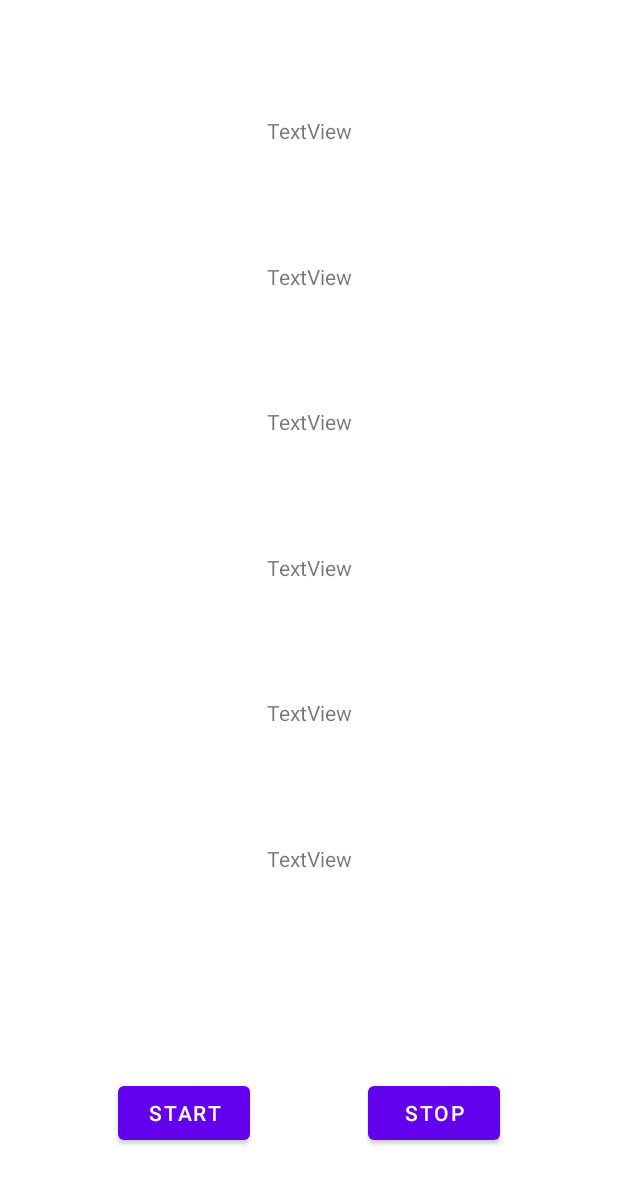
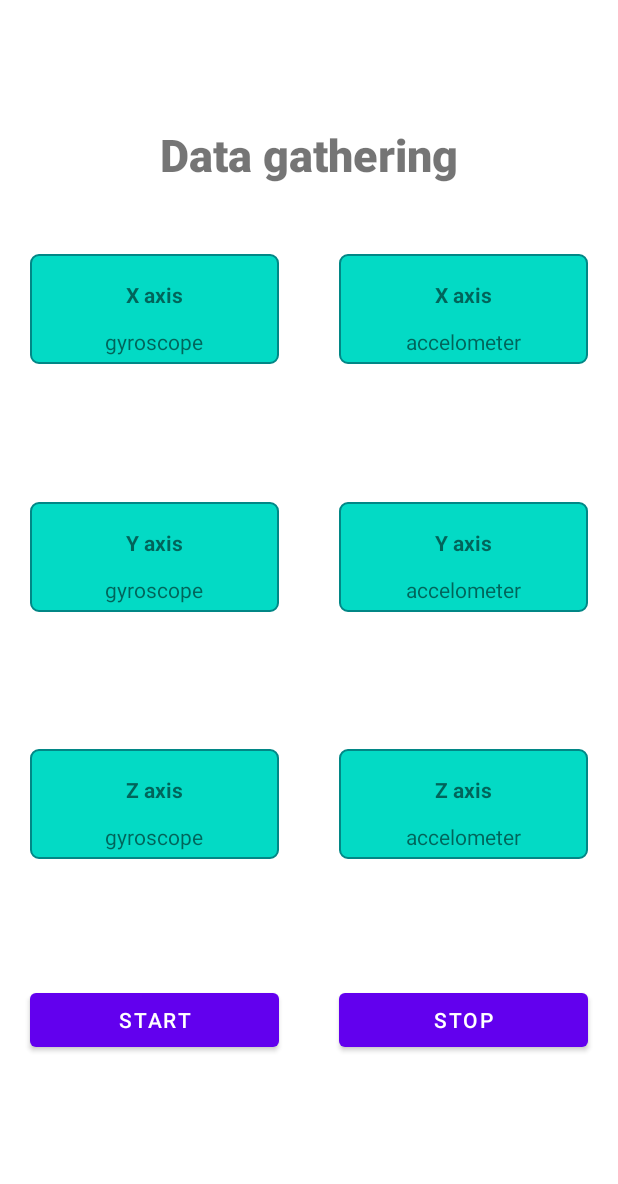
Before and after one commit to TimLasic/projekt-android, an Android app: the CapturingFragment screen opened through its navigation route, on a phone screen of 412 x 824 dp. Shown: the top 1184 px of the screen. Run offline under Robolectric (Android 15) with nearby library versions, the phone set to English and light mode, and no system bars; our stand-ins replace navigation-ui.

Commit message:
Fixed visual look for data gathering

```diff
--- /dev/null
+++ b/app/src/main/res/drawable/border_drawable.xml
@@ -0,0 +1,20 @@
+<?xml version="1.0" encoding="utf-8"?>
+<shape xmlns:android="http://schemas.android.com/apk/res/android"
+    android:shape="rectangle">
+
+    <solid
+        android:color="@color/teal_200" >
+    </solid>
+
+    <!-- View border color and width -->
+    <stroke
+        android:width="1dp"
+        android:color="@color/teal_700" >
+    </stroke>
+
+    <!-- The radius makes the corners rounded -->
+    <corners
+        android:radius="5dp"   >
+    </corners>
+
+</shape>
--- a/app/src/main/res/layout/fragment_capturing.xml
+++ b/app/src/main/res/layout/fragment_capturing.xml
@@ -6,93 +6,265 @@
     android:layout_height="match_parent"
     tools:context=".CapturingFragment">
 
+    <androidx.constraintlayout.widget.Guideline
+        android:id="@+id/guideline"
+        android:layout_width="wrap_content"
+        android:layout_height="wrap_content"
+        android:orientation="horizontal"
+        app:layout_constraintGuide_percent="0.15" />
+
+    <androidx.constraintlayout.widget.Guideline
+        android:id="@+id/guideline5"
+        android:layout_width="wrap_content"
+        android:layout_height="wrap_content"
+        android:orientation="horizontal"
+        app:layout_constraintGuide_percent="0.35" />
+
+    <androidx.constraintlayout.widget.Guideline
+        android:id="@+id/guideline6"
+        android:layout_width="wrap_content"
+        android:layout_height="wrap_content"
+        android:orientation="horizontal"
+        app:layout_constraintGuide_percent="0.55" />
+
+    <androidx.constraintlayout.widget.Guideline
+        android:id="@+id/guideline7"
+        android:layout_width="wrap_content"
+        android:layout_height="wrap_content"
+        android:orientation="horizontal"
+        app:layout_constraintGuide_percent="0.75" />
+
+    <androidx.constraintlayout.widget.Guideline
+        android:id="@+id/guideline3"
+        android:layout_width="wrap_content"
+        android:layout_height="wrap_content"
+        android:orientation="horizontal"
+        app:layout_constraintGuide_percent="0.9" />
+
+    <!-- ========================================================== -->
+
+    <androidx.constraintlayout.widget.Guideline
+        android:id="@+id/guideline4"
+        android:layout_width="wrap_content"
+        android:layout_height="wrap_content"
+        android:orientation="vertical"
+        app:layout_constraintGuide_percent="0.5"
+        />
+
+    <!-- ========================================================== -->
+
+    <TextView
+        android:id="@+id/log_in_title"
+        android:layout_width="wrap_content"
+        android:layout_height="wrap_content"
+        android:fontFamily="sans-serif-black"
+        android:text="Data gathering"
+        android:textSize="30sp"
+        app:layout_constraintBottom_toTopOf="@+id/guideline"
+        app:layout_constraintEnd_toEndOf="parent"
+        app:layout_constraintStart_toStartOf="parent"/>
+
+    <!-- ========================================================== -->
+
+    <LinearLayout
+        android:layout_height="wrap_content"
+        android:layout_width="0dp"
+        android:orientation="vertical"
+        app:layout_constraintBottom_toTopOf="@+id/guideline5"
+        app:layout_constraintEnd_toStartOf="@+id/guideline4"
+        app:layout_constraintStart_toStartOf="parent"
+        app:layout_constraintTop_toTopOf="@+id/guideline"
+        android:background="@drawable/border_drawable"
+        android:padding="5dp"
+        android:layout_margin="20dp">
+
     <TextView
         android:id="@+id/gyroX"
         android:layout_width="wrap_content"
         android:layout_height="wrap_content"
-        android:text="TextView"
-        app:layout_constraintBottom_toTopOf="@+id/gyroY"
-        app:layout_constraintEnd_toEndOf="parent"
-        app:layout_constraintStart_toStartOf="parent"
-        app:layout_constraintTop_toTopOf="parent" />
+        android:layout_gravity="center"
+        android:text="X axis"
+        android:textStyle="bold"
+        android:padding="12dp"/>
 
-    <androidx.constraintlayout.widget.Guideline
-        android:id="@+id/guideline2"
+    <TextView
         android:layout_width="wrap_content"
         android:layout_height="wrap_content"
-        android:orientation="horizontal"
-        app:layout_constraintGuide_percent="0.8" />
+        android:layout_gravity="center"
+        android:text="gyroscope"
+        app:layout_constraintTop_toBottomOf="@+id/gyroX" />
+    </LinearLayout>
+
+    <LinearLayout
+        android:layout_height="wrap_content"
+        android:layout_width="0dp"
+        android:orientation="vertical"
+        app:layout_constraintBottom_toTopOf="@+id/guideline6"
+        app:layout_constraintEnd_toStartOf="@+id/guideline4"
+        app:layout_constraintStart_toStartOf="parent"
+        app:layout_constraintTop_toTopOf="@+id/guideline5"
+        android:background="@drawable/border_drawable"
+        android:padding="5dp"
+        android:layout_margin="20dp">
 
     <TextView
         android:id="@+id/gyroY"
         android:layout_width="wrap_content"
         android:layout_height="wrap_content"
-        android:text="TextView"
-        app:layout_constraintBottom_toTopOf="@+id/gyroZ"
-        app:layout_constraintEnd_toEndOf="parent"
+        android:layout_gravity="center"
+        android:text="Y axis"
+        android:textStyle="bold"
+        android:padding="12dp"/>
+
+    <TextView
+        android:layout_width="wrap_content"
+        android:layout_height="wrap_content"
+        android:layout_gravity="center"
+        android:text="gyroscope"
+        app:layout_constraintTop_toBottomOf="@+id/gyroY" />
+    </LinearLayout>
+
+    <LinearLayout
+        android:layout_height="wrap_content"
+        android:layout_width="0dp"
+        android:orientation="vertical"
+        app:layout_constraintBottom_toTopOf="@+id/guideline7"
+        app:layout_constraintEnd_toStartOf="@+id/guideline4"
         app:layout_constraintStart_toStartOf="parent"
-        app:layout_constraintTop_toBottomOf="@+id/gyroX" />
+        app:layout_constraintTop_toTopOf="@+id/guideline6"
+        android:background="@drawable/border_drawable"
+        android:padding="5dp"
+        android:layout_margin="20dp">
 
     <TextView
         android:id="@+id/gyroZ"
         android:layout_width="wrap_content"
         android:layout_height="wrap_content"
-        android:text="TextView"
-        app:layout_constraintBottom_toTopOf="@+id/acceX"
+        android:layout_gravity="center"
+        android:text="Z axis"
+        android:textStyle="bold"
+        android:padding="12dp"/>
+
+    <TextView
+        android:layout_width="wrap_content"
+        android:layout_height="wrap_content"
+        android:layout_gravity="center"
+        android:text="gyroscope"
+        app:layout_constraintTop_toBottomOf="@+id/gyroZ" />
+    </LinearLayout>
+
+    <!-- ========================================================== -->
+
+    <LinearLayout
+        android:layout_height="wrap_content"
+        android:layout_width="0dp"
+        android:orientation="vertical"
+        app:layout_constraintBottom_toTopOf="@+id/guideline5"
         app:layout_constraintEnd_toEndOf="parent"
-        app:layout_constraintStart_toStartOf="parent"
-        app:layout_constraintTop_toBottomOf="@+id/gyroY" />
+        app:layout_constraintStart_toStartOf="@+id/guideline4"
+        app:layout_constraintTop_toTopOf="@+id/guideline"
+        android:background="@drawable/border_drawable"
+        android:padding="5dp"
+        android:layout_margin="20dp">
 
     <TextView
         android:id="@+id/acceX"
         android:layout_width="wrap_content"
         android:layout_height="wrap_content"
-        android:text="TextView"
-        app:layout_constraintBottom_toTopOf="@+id/acceY"
+        android:layout_gravity="center"
+        android:text="X axis"
+        android:textStyle="bold"
+        android:padding="12dp"/>
+
+    <TextView
+        android:layout_width="wrap_content"
+        android:layout_height="wrap_content"
+        android:layout_gravity="center"
+        android:text="accelometer"
+        app:layout_constraintTop_toBottomOf="@+id/acceX" />
+    </LinearLayout>
+
+    <LinearLayout
+        android:layout_height="wrap_content"
+        android:layout_width="0dp"
+        android:orientation="vertical"
+        app:layout_constraintBottom_toTopOf="@+id/guideline6"
         app:layout_constraintEnd_toEndOf="parent"
-        app:layout_constraintStart_toStartOf="parent"
-        app:layout_constraintTop_toBottomOf="@+id/gyroZ" />
+        app:layout_constraintStart_toStartOf="@+id/guideline4"
+        app:layout_constraintTop_toTopOf="@+id/guideline5"
+        android:background="@drawable/border_drawable"
+        android:padding="5dp"
+        android:layout_margin="20dp">
 
     <TextView
         android:id="@+id/acceY"
         android:layout_width="wrap_content"
         android:layout_height="wrap_content"
-        android:text="TextView"
-        app:layout_constraintBottom_toTopOf="@+id/acceZ"
+        android:textStyle="bold"
+        android:layout_gravity="center"
+        android:text="Y axis"
+        android:padding="12dp"/>
+
+    <TextView
+        android:layout_width="wrap_content"
+        android:layout_height="wrap_content"
+        android:layout_gravity="center"
+        android:text="accelometer"
+        app:layout_constraintTop_toBottomOf="@+id/acceY" />
+    </LinearLayout>
+
+    <LinearLayout
+        android:layout_height="wrap_content"
+        android:layout_width="0dp"
+        android:orientation="vertical"
+        app:layout_constraintBottom_toTopOf="@+id/guideline7"
         app:layout_constraintEnd_toEndOf="parent"
-        app:layout_constraintStart_toStartOf="parent"
-        app:layout_constraintTop_toBottomOf="@+id/acceX" />
+        app:layout_constraintStart_toStartOf="@+id/guideline4"
+        app:layout_constraintTop_toTopOf="@+id/guideline6"
+        android:background="@drawable/border_drawable"
+        android:padding="5dp"
+        android:layout_margin="20dp">
 
     <TextView
         android:id="@+id/acceZ"
         android:layout_width="wrap_content"
         android:layout_height="wrap_content"
-        android:text="TextView"
-        app:layout_constraintBottom_toTopOf="@+id/guideline2"
-        app:layout_constraintEnd_toEndOf="parent"
-        app:layout_constraintStart_toStartOf="parent"
-        app:layout_constraintTop_toBottomOf="@+id/acceY" />
+        android:layout_gravity="center"
+        android:text="Z axis"
+        android:textStyle="bold"
+        android:padding="12dp"/>
+
+    <TextView
+        android:layout_width="wrap_content"
+        android:layout_height="wrap_content"
+        android:layout_gravity="center"
+        android:text="accelometer"
+        app:layout_constraintTop_toBottomOf="@+id/acceZ" />
+
+    </LinearLayout>
+
+    <!-- ========================================================== -->
 
     <Button
         android:id="@+id/btnStart"
-        android:layout_width="wrap_content"
+        android:layout_width="0dp"
         android:layout_height="wrap_content"
         android:text="Start"
-        app:layout_constraintBottom_toBottomOf="parent"
-        app:layout_constraintEnd_toStartOf="@+id/btnStop"
-        app:layout_constraintHorizontal_bias="0.5"
+        app:layout_constraintBottom_toTopOf="@+id/guideline3"
+        app:layout_constraintEnd_toStartOf="@+id/guideline4"
         app:layout_constraintStart_toStartOf="parent"
-        app:layout_constraintTop_toTopOf="@+id/guideline2" />
+        app:layout_constraintTop_toTopOf="@+id/guideline7"
+        android:layout_margin="20dp" />
 
     <Button
         android:id="@+id/btnStop"
-        android:layout_width="wrap_content"
+        android:layout_width="0dp"
         android:layout_height="wrap_content"
         android:text="Stop"
-        app:layout_constraintBottom_toBottomOf="parent"
+        app:layout_constraintBottom_toTopOf="@+id/guideline3"
         app:layout_constraintEnd_toEndOf="parent"
-        app:layout_constraintHorizontal_bias="0.5"
-        app:layout_constraintStart_toEndOf="@+id/btnStart"
-        app:layout_constraintTop_toTopOf="@+id/guideline2" />
+        app:layout_constraintStart_toStartOf="@+id/guideline4"
+        app:layout_constraintTop_toTopOf="@+id/guideline7"
+        android:layout_margin="20dp" />
 
 </androidx.constraintlayout.widget.ConstraintLayout>
--- a/app/src/main/res/layout/fragment_second.xml
+++ b/app/src/main/res/layout/fragment_second.xml
@@ -14,7 +14,7 @@
         android:layout_marginTop="80dp"
         android:fontFamily="sans-serif-black"
         android:text="Create account"
-        android:textSize="24sp"
+        android:textSize="30sp"
         app:layout_constraintEnd_toEndOf="parent"
         app:layout_constraintStart_toStartOf="parent"
         app:layout_constraintTop_toTopOf="parent" />
```
